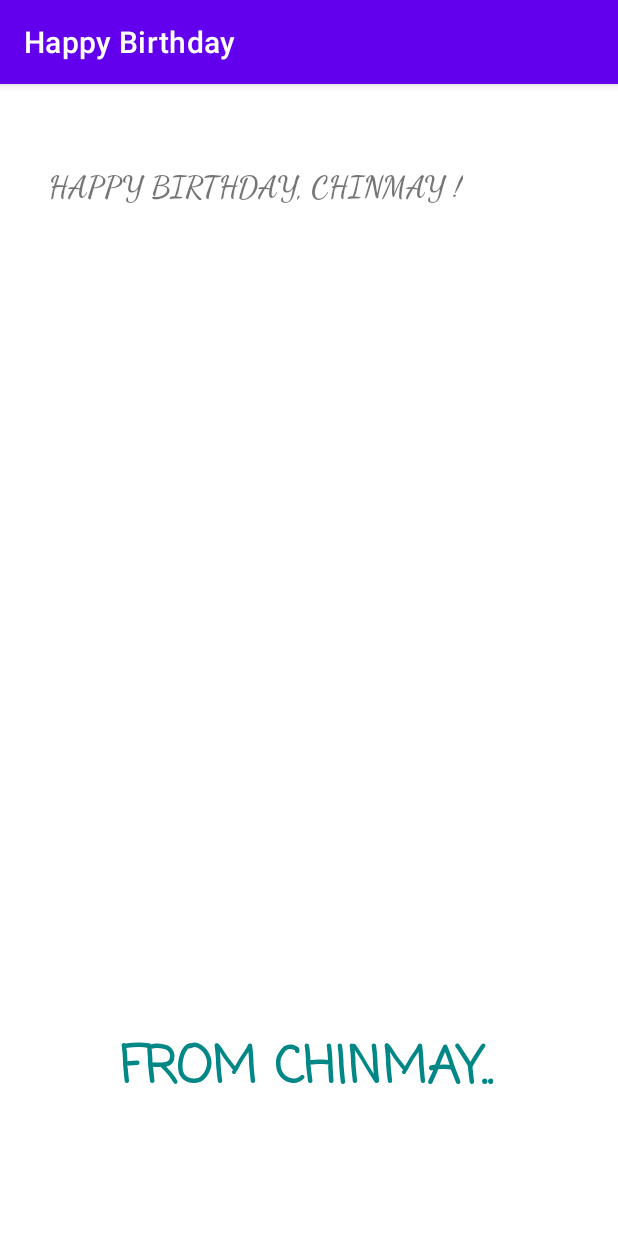
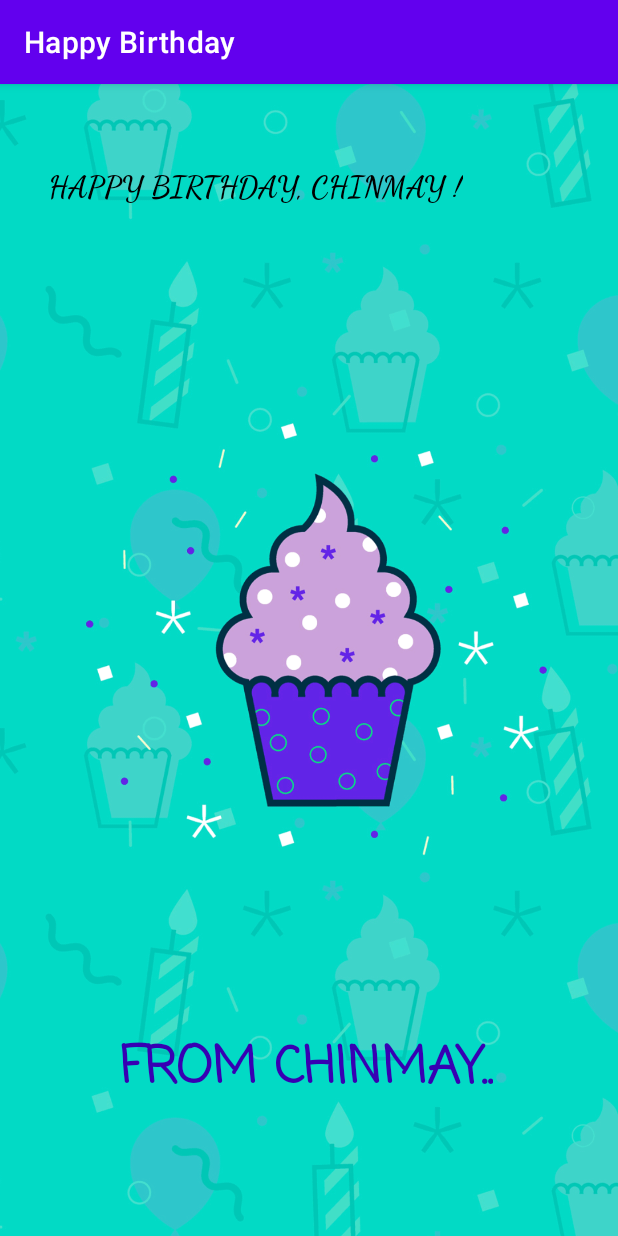
Before and after one commit to chinmayj02/HappyBirthday, an Android app: the screen it shows after launch (MainActivity), on a phone screen of 412 x 824 dp. Run offline under Robolectric (Android 15) with nearby library versions, the phone set to English and light mode, and no system bars.

Commit message:
added image

```diff
--- a/app/src/main/res/layout/activity_main.xml
+++ b/app/src/main/res/layout/activity_main.xml
@@ -5,6 +5,21 @@
     android:layout_width="match_parent"
     android:layout_height="match_parent"
     tools:context=".MainActivity">
+
+    <ImageView
+        android:id="@+id/imageView"
+        android:layout_width="0dp"
+        android:layout_height="0dp"
+        android:contentDescription="@string/app_name"
+        android:scaleType="centerCrop"
+        android:visibility="visible"
+        app:layout_constraintBottom_toBottomOf="parent"
+        app:layout_constraintEnd_toEndOf="parent"
+        app:layout_constraintHorizontal_bias="0.0"
+        app:layout_constraintStart_toStartOf="parent"
+        app:layout_constraintTop_toTopOf="parent"
+        app:layout_constraintVertical_bias="0.0"
+        app:srcCompat="@drawable/androidparty" />
 
     <TextView
         android:id="@+id/textView"
@@ -14,6 +29,7 @@
         android:layout_marginTop="56dp"
         android:fontFamily="cursive"
         android:text="HAPPY BIRTHDAY, CHINMAY !"
+        android:textColor="@color/black"
         android:textSize="20sp"
         android:textStyle="bold"
         android:typeface="normal"
@@ -28,9 +44,10 @@
         android:layout_marginBottom="85dp"
         android:fontFamily="casual"
         android:text="FROM CHINMAY.."
-        android:textColor="@color/teal_700"
+        android:textColor="@color/purple_700"
         android:textSize="34sp"
         android:textStyle="bold"
         app:layout_constraintBottom_toBottomOf="parent"
         app:layout_constraintEnd_toEndOf="parent" />
+
 </androidx.constraintlayout.widget.ConstraintLayout>
```
Also changed, not shown: app/src/main/res/drawable/androidparty.png (added), app/src/main/res/images/androidparty.png (added).
